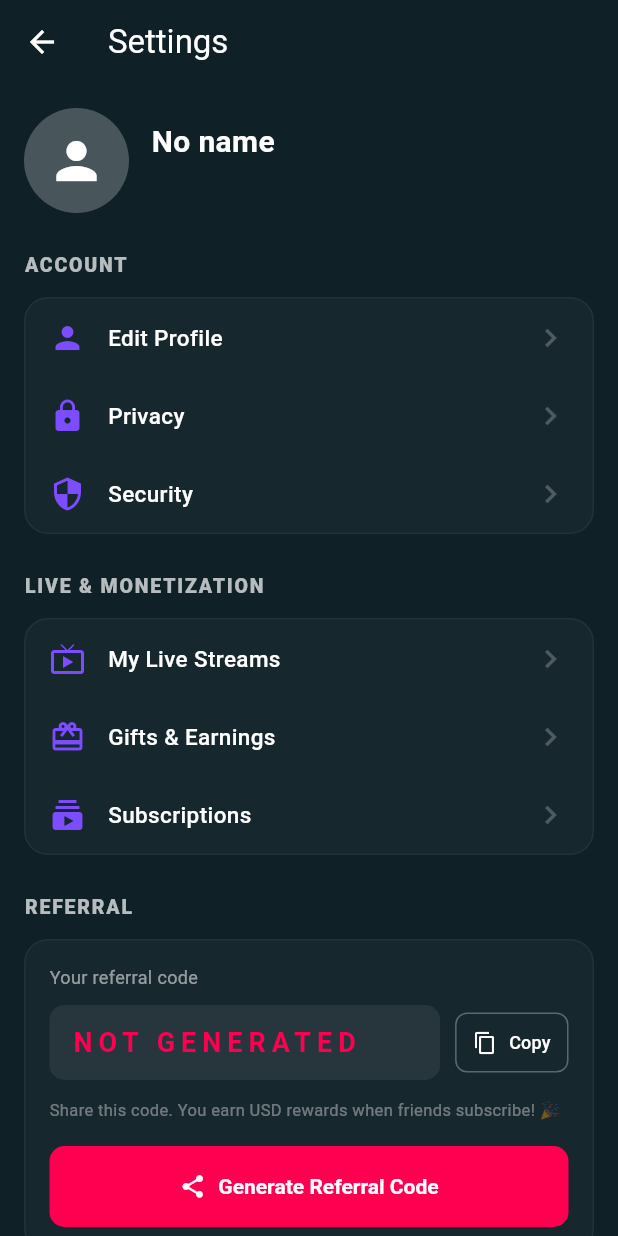
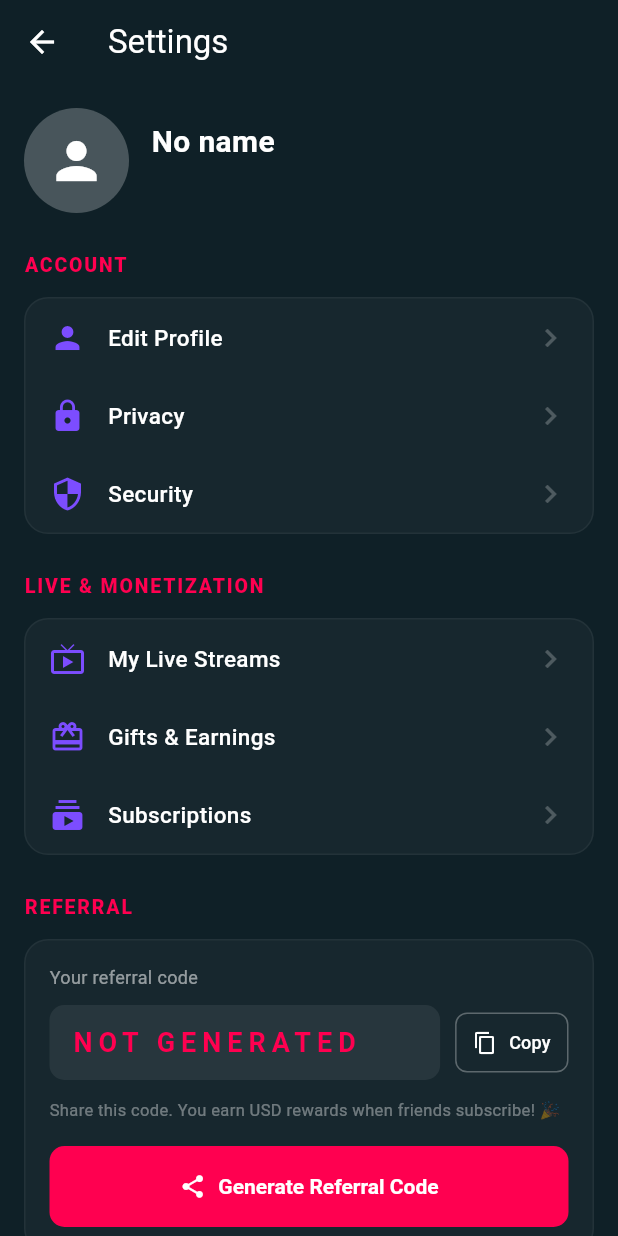
Before and after one commit to livkit346-commits/livkit-app, a Flutter app: the Settings screen opened directly, on a phone screen of 412 x 824 dp. Run offline on Flutter 3.47's test engine with Material 3 defaults, Android fonts, the phone set to English and light mode, and no system bars; our stand-ins replace flutter_secure_storage, flutter_svg, font_awesome_flutter, google_fonts, image_picker, in_app_purchase and 5 more; missing offline and left inert: agora_rtc_engine, jwt_decode; accounts and stored records are empty; network calls fail.

Commit message:
Fix build errors in settings.dart and app_colors.dart

```diff
--- a/lib/pages/settings/settings.dart
+++ b/lib/pages/settings/settings.dart
@@ -14,7 +14,7 @@ import 'help_center_page.dart';
 import 'about_page.dart';
 import '../auth/login_page.dart';
 import '../../theme/app_colors.dart';
-import 'package:google_fonts/package_fonts.dart'; // Just using standard TextStyle if GoogleFonts isn't imported everywhere, actually let's just use TextStyle for now but use AppColors.
+// Settings Page with Web Parity
 
 class Settings extends StatefulWidget {
   const Settings({super.key});
--- a/lib/theme/app_colors.dart
+++ b/lib/theme/app_colors.dart
@@ -14,6 +14,7 @@ class AppColors {
   static const Color primary = Color(0xFF7C4DFF); // Purple
   static const Color secondary = Color(0xFF4568DC); // Blue
   static const Color surface = Color(0xFF1A1A1A);
+  static const Color accent = Color(0xFFFF0050); // Pinkish red
 
   // ⚪ Text
   static const Color textPrimary = Colors.white;
```
